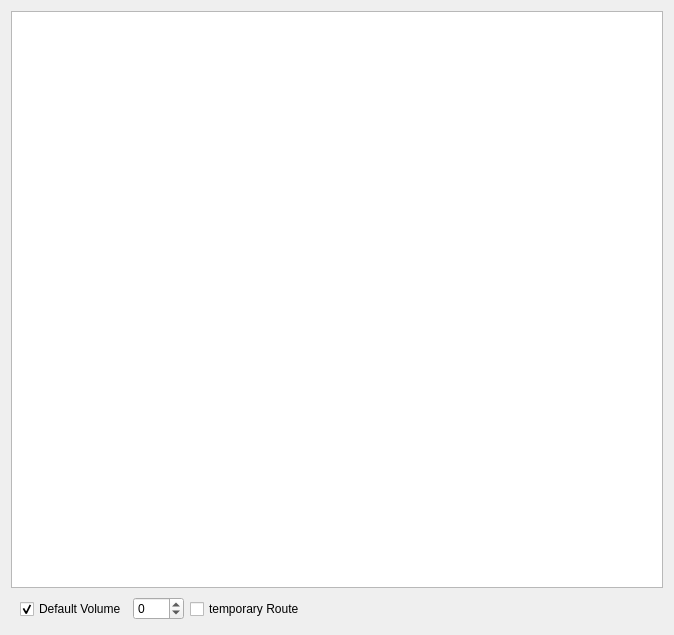
AWAH-SIP/AWAH-SIP_Desktop-GUI, file route.ui: the form before one commit.
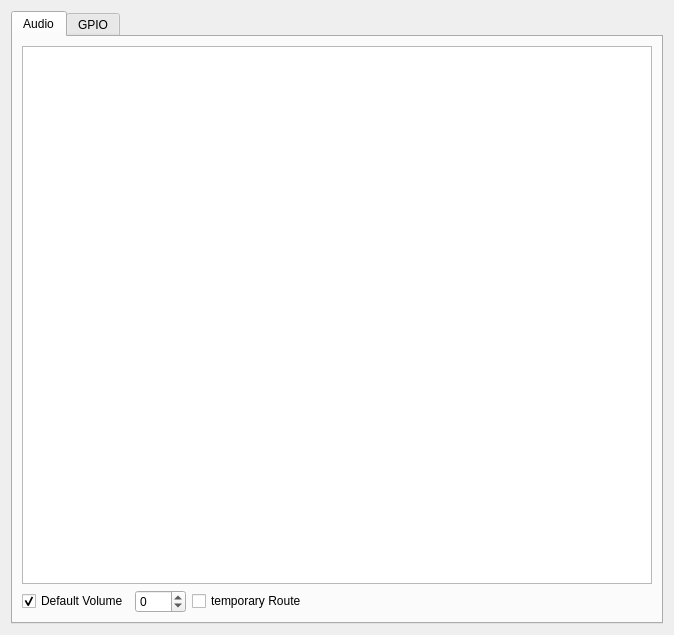
The form after the commit.

Commit message: GPIO window added

What changed in the file:
```diff
--- a/route.ui
+++ b/route.ui
@@ -13,8 +13,18 @@
   <property name="windowTitle">
    <string>Audio-Router</string>
   </property>
-  <layout class="QVBoxLayout" name="verticalLayout">
-   <item>
+  <layout class="QFormLayout" name="formLayout">
+   <item row="0" column="0" colspan="2">
+    <widget class="QTabWidget" name="tabWidget">
+     <property name="currentIndex">
+      <number>0</number>
+     </property>
+     <widget class="QWidget" name="Audio">
+      <attribute name="title">
+       <string>Audio</string>
+      </attribute>
+      <layout class="QGridLayout" name="gridLayout">
+       <item row="0" column="0" colspan="5">
     <widget class="QTableView" name="tableView_audioRoutes">
      <property name="sizePolicy">
       <sizepolicy hsizetype="Expanding" vsizetype="Expanding">
@@ -42,53 +52,7 @@
      </attribute>
     </widget>
    </item>
-   <item>
-    <widget class="QFrame" name="frame">
-     <property name="sizePolicy">
-      <sizepolicy hsizetype="Preferred" vsizetype="Preferred">
-       <horstretch>0</horstretch>
-       <verstretch>0</verstretch>
-      </sizepolicy>
-     </property>
-     <property name="minimumSize">
-      <size>
-       <width>0</width>
-       <height>30</height>
-      </size>
-     </property>
-     <property name="baseSize">
-      <size>
-       <width>0</width>
-       <height>31</height>
-      </size>
-     </property>
-     <property name="frameShape">
-      <enum>QFrame::NoFrame</enum>
-     </property>
-     <property name="frameShadow">
-      <enum>QFrame::Raised</enum>
-     </property>
-     <layout class="QHBoxLayout" name="horizontalLayout">
-      <property name="spacing">
-       <number>6</number>
-      </property>
-      <property name="topMargin">
-       <number>3</number>
-      </property>
-      <property name="bottomMargin">
-       <number>3</number>
-      </property>
-      <item>
-       <widget class="QCheckBox" name="defVolume_checkBox">
-        <property name="text">
-         <string>Default Volume</string>
-        </property>
-        <property name="checked">
-         <bool>true</bool>
-        </property>
-       </widget>
-      </item>
-      <item>
+       <item row="1" column="1">
        <widget class="QDoubleSpinBox" name="devVolume_spinBox">
         <property name="decimals">
          <number>0</number>
@@ -107,14 +71,24 @@
         </property>
        </widget>
       </item>
-      <item>
+       <item row="1" column="2">
        <widget class="QCheckBox" name="tempRoute_checkBox">
         <property name="text">
          <string>temporary Route</string>
         </property>
        </widget>
       </item>
-      <item>
+       <item row="1" column="0">
+        <widget class="QCheckBox" name="defVolume_checkBox">
+         <property name="text">
+          <string>Default Volume</string>
+         </property>
+         <property name="checked">
+          <bool>true</bool>
+         </property>
+        </widget>
+       </item>
+       <item row="1" column="3">
        <spacer name="horizontalSpacer">
         <property name="orientation">
          <enum>Qt::Horizontal</enum>
@@ -128,6 +102,17 @@
        </spacer>
       </item>
      </layout>
+     </widget>
+     <widget class="QWidget" name="GPIO">
+      <attribute name="title">
+       <string>GPIO</string>
+      </attribute>
+      <layout class="QGridLayout" name="gridLayout_2">
+       <item row="0" column="0">
+        <widget class="QTableView" name="tableView"/>
+       </item>
+      </layout>
+     </widget>
     </widget>
    </item>
   </layout>
```
Left out of the diff: 5 changed lines with no effect on the pictures. Lines whose indentation alone changed are shown as unchanged. The commit also changes 15 other files.
